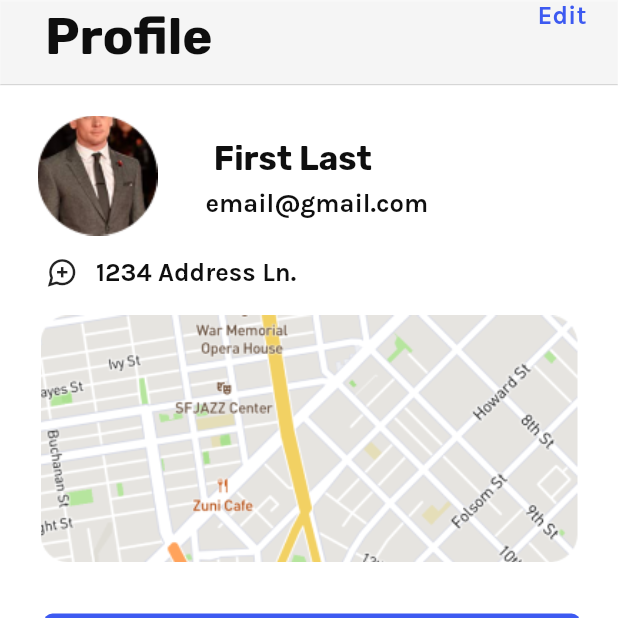
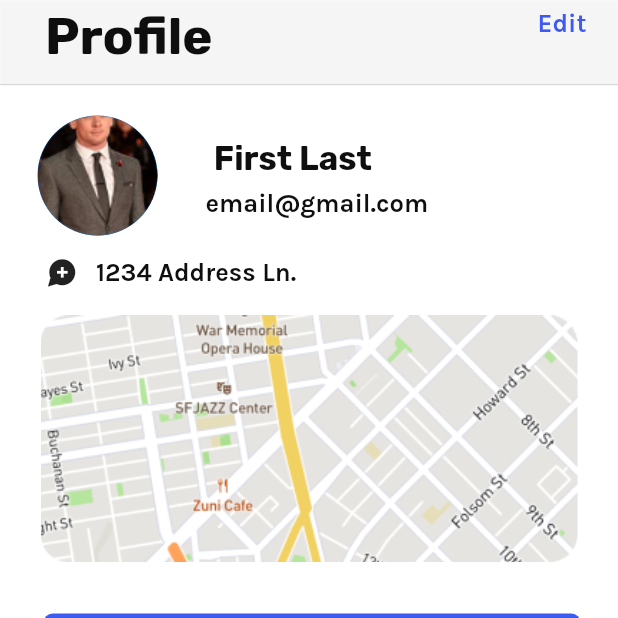
Before and after one commit to apdikanii/flutter-projects, a Flutter app: the ProfilePage screen opened directly, on a phone screen of 412 x 824 dp, the top half of it. Run offline on Flutter 3.47's test engine with Material 2 defaults, Android fonts, the light colour scheme and no system bars; our stand-ins replace flutter_svg, google_fonts, google_maps_flutter, quickalert; missing offline and left inert: size_config; project files that could hold a hidden picture were left out.

Commit message:
small update

```diff
--- a/lib/ui/profile.dart
+++ b/lib/ui/profile.dart
@@ -16,22 +16,7 @@ class ProfilePage extends StatefulWidget {
 }
 
 
-
-// class MenuItem{
-//   final IconData iconData;
-//   final String text;
-
-//   MenuItem(this.iconData, this.text);
-// }
-
 class _ProfilePageState extends State<ProfilePage> {
-  // final menuItemlist = [
-  //   MenuItem(Icons.person_add, "Profile"),
-  //    MenuItem(Icons.dashboard_rounded, "Request"),
-  //     MenuItem(Icons.home_repair_service_rounded, "Service"),
-  // ];
-  // int index = 0;
-  // final _buildBody = const <Widget>[ProfilePage(), Service(),SimpleMap()];
 
 
 
@@ -49,7 +34,7 @@ class _ProfilePageState extends State<ProfilePage> {
         ),
         actions: [
           Padding(
-            padding: const EdgeInsets.only(right: 21.0),
+            padding: const EdgeInsets.only(right: 21.0, top: 5),
             child: Text("Edit", style: kprofileButNavBarHov,),
           )
         ],
@@ -66,15 +51,13 @@ class _ProfilePageState extends State<ProfilePage> {
                     height: 80,
                     width: 80,
                     margin: EdgeInsets.only(left: 25, top: 21),
-                    decoration: BoxDecoration(
-                    image: DecorationImage(
-                      image: AssetImage("images/profil_pc.png"))
+                    child: const CircleAvatar(
+                      backgroundImage: AssetImage("images/profil_pc.png"),
                     ),
                   ),
                   Padding(
                     padding: const EdgeInsets.only(left: 0.0),
                     child: Column(
-                      mainAxisAlignment: MainAxisAlignment.spaceAround,
                       children: [
                           Padding(
                             padding: const EdgeInsets.only(top: 24),
@@ -100,7 +83,7 @@ class _ProfilePageState extends State<ProfilePage> {
                     children: [
                       Padding(
                         padding: const EdgeInsets.only(left: 31.0, right: 12),
-                        child: Icon(Icons.maps_ugc_outlined, size: 21, ),
+                        child: Icon(Icons.maps_ugc, size: 21, ),
                       ),
                       Text("1234 Address Ln.", style: kprofileEmail,)
                     ],
@@ -178,7 +161,7 @@ class _ProfilePageState extends State<ProfilePage> {
                       ),
                       child: InkWell(
                         onTap: () {
-                          Navigator.push(context, MaterialPageRoute(builder: (context) => Service()));
+                          Navigator.push(context, MaterialPageRoute(builder: (context) => SimpleMap()));
                         },
                         child: Padding(
                           padding: const EdgeInsets.all(10.0),
@@ -202,24 +185,6 @@ class _ProfilePageState extends State<ProfilePage> {
 
       //buttom Navigation Bar
 
-        // bottomNavigationBar: BottomNavigationBar(
-        //   type: BottomNavigationBarType.shifting,
-        //   currentIndex: index,
-        //   onTap: (x) {
-        //     setState(() {
-        //       index = x;
-        //     });
-        //   },
-        //   elevation: 16,
-        //   // showUnselectedLabels: Colors.black,
-        //   // showSelectedLabels: PrimaryBrand,
-
-        //   items: menuItemlist
-        //     .map((MenuItem menuItem) => BottomNavigationBarItem(
-        //       icon: Icon(menuItem.iconData),
-        //       label: menuItem.text
-        //       )).toList(),
-        //       ),
     );
   }
 
--- a/lib/ui/service.dart
+++ b/lib/ui/service.dart
@@ -45,9 +45,6 @@ class _ServiceState extends State<Service> {
          },
       ),
 
-      //buttom Navigation Bar
-
-
 
     );
   }
--- a/pubspec.yaml
+++ b/pubspec.yaml
@@ -41,6 +41,7 @@ dependencies:
   google_maps_flutter: ^2.2.2
   google_fonts: ^3.0.1
   flutter_svg: ^1.1.6
+  size_config: ^2.0.3
 
 dev_dependencies:
   flutter_test:
```
Also changed, not shown: lib/model/bottomNavigationBar.dart (+10 -2 lines), lib/ui/request.dart (+57 -2 lines), lib/ui/simpleMap.dart (+23 -15 lines), lib/constants/globalBottom.dart (line endings or trailing spaces), pubspec.lock.
